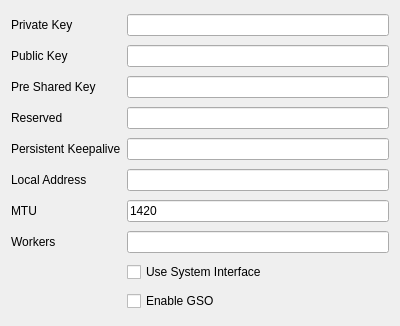
Old version of the form include/ui/profile/edit_wireguard.ui in the repository shengmo0210/Throne.
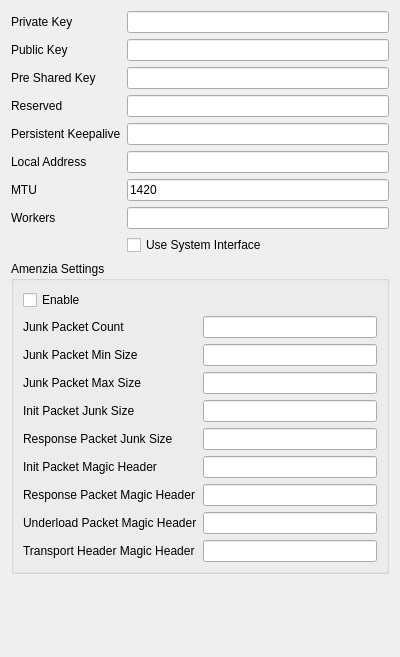
New version of the form.

Commit message: add amenzia wireguard support

The edit to the form file:
```diff
--- a/include/ui/profile/edit_wireguard.ui
+++ b/include/ui/profile/edit_wireguard.ui
@@ -7,108 +7,54 @@
     <x>0</x>
     <y>0</y>
     <width>400</width>
-    <height>326</height>
+    <height>657</height>
    </rect>
   </property>
   <property name="windowTitle">
    <string>EditWireguard</string>
   </property>
-  <layout class="QGridLayout" name="gridLayout">
-   <item row="3" column="1">
-    <widget class="QLineEdit" name="public_key"/>
+  <layout class="QFormLayout" name="formLayout_2">
+   <item row="0" column="0">
+    <widget class="QLabel" name="private_key_l">
+     <property name="text">
+      <string>Private Key</string>
+     </property>
+    </widget>
    </item>
-   <item row="3" column="0">
+   <item row="0" column="1">
+    <widget class="QLineEdit" name="private_key"/>
+   </item>
+   <item row="1" column="0">
     <widget class="QLabel" name="public_key_l">
      <property name="text">
       <string>Public Key</string>
      </property>
     </widget>
    </item>
-   <item row="5" column="1">
-    <widget class="QLineEdit" name="reserved"/>
+   <item row="1" column="1">
+    <widget class="QLineEdit" name="public_key"/>
    </item>
-   <item row="4" column="1">
-    <widget class="QLineEdit" name="preshared_key"/>
-   </item>
-   <item row="11" column="1">
-    <widget class="QCheckBox" name="enable_gso">
-     <property name="text">
-      <string>Enable GSO</string>
-     </property>
-    </widget>
-   </item>
-   <item row="4" column="0">
+   <item row="2" column="0">
     <widget class="QLabel" name="preshared_key_l">
      <property name="text">
       <string>Pre Shared Key</string>
      </property>
     </widget>
    </item>
-   <item row="7" column="1">
-    <widget class="QLineEdit" name="local_addr"/>
-   </item>
-   <item row="7" column="0">
-    <widget class="QLabel" name="local_addr_l">
-     <property name="toolTip">
-      <string>&lt;html&gt;&lt;head/&gt;&lt;body&gt;&lt;p&gt;comma seperated list of subnets&lt;/p&gt;&lt;/body&gt;&lt;/html&gt;</string>
-     </property>
-     <property name="text">
-      <string>Local Address</string>
-     </property>
-    </widget>
-   </item>
-   <item row="8" column="0">
-    <widget class="QLabel" name="mtu_l">
-     <property name="text">
-      <string>MTU</string>
-     </property>
-    </widget>
-   </item>
-   <item row="10" column="1">
-    <widget class="QCheckBox" name="sys_ifc">
-     <property name="text">
-      <string>Use System Interface</string>
-     </property>
-    </widget>
-   </item>
    <item row="2" column="1">
-    <widget class="QLineEdit" name="private_key"/>
+    <widget class="QLineEdit" name="preshared_key"/>
    </item>
-   <item row="2" column="0">
-    <widget class="QLabel" name="private_key_l">
-     <property name="text">
-      <string>Private Key</string>
-     </property>
-    </widget>
-   </item>
-   <item row="9" column="1">
-    <widget class="QLineEdit" name="workers"/>
-   </item>
-   <item row="9" column="0">
-    <widget class="QLabel" name="workers_l">
-     <property name="text">
-      <string>Workers</string>
-     </property>
-    </widget>
-   </item>
-   <item row="8" column="1">
-    <widget class="QLineEdit" name="mtu">
-     <property name="text">
-      <string>1420</string>
-     </property>
-    </widget>
-   </item>
-   <item row="5" column="0">
+   <item row="3" column="0">
     <widget class="QLabel" name="reserved_l">
      <property name="text">
       <string>Reserved</string>
      </property>
     </widget>
    </item>
-   <item row="6" column="1">
-    <widget class="QLineEdit" name="persistent_keepalive"/>
+   <item row="3" column="1">
+    <widget class="QLineEdit" name="reserved"/>
    </item>
-   <item row="6" column="0">
+   <item row="4" column="0">
     <widget class="QLabel" name="label">
      <property name="toolTip">
       <string>&lt;html&gt;&lt;head/&gt;&lt;body&gt;&lt;p&gt;persistent_keepalive_interval in seconds&lt;/p&gt;&lt;/body&gt;&lt;/html&gt;</string>
@@ -121,6 +67,159 @@
      </property>
     </widget>
    </item>
+   <item row="4" column="1">
+    <widget class="QLineEdit" name="persistent_keepalive"/>
+   </item>
+   <item row="5" column="0">
+    <widget class="QLabel" name="local_addr_l">
+     <property name="toolTip">
+      <string>&lt;html&gt;&lt;head/&gt;&lt;body&gt;&lt;p&gt;comma seperated list of subnets&lt;/p&gt;&lt;/body&gt;&lt;/html&gt;</string>
+     </property>
+     <property name="text">
+      <string>Local Address</string>
+     </property>
+    </widget>
+   </item>
+   <item row="5" column="1">
+    <widget class="QLineEdit" name="local_addr"/>
+   </item>
+   <item row="6" column="0">
+    <widget class="QLabel" name="mtu_l">
+     <property name="text">
+      <string>MTU</string>
+     </property>
+    </widget>
+   </item>
+   <item row="6" column="1">
+    <widget class="QLineEdit" name="mtu">
+     <property name="text">
+      <string>1420</string>
+     </property>
+    </widget>
+   </item>
+   <item row="7" column="0">
+    <widget class="QLabel" name="workers_l">
+     <property name="text">
+      <string>Workers</string>
+     </property>
+    </widget>
+   </item>
+   <item row="7" column="1">
+    <widget class="QLineEdit" name="workers"/>
+   </item>
+   <item row="8" column="1">
+    <widget class="QCheckBox" name="sys_ifc">
+     <property name="text">
+      <string>Use System Interface</string>
+     </property>
+    </widget>
+   </item>
+   <item row="9" column="0" colspan="2">
+    <widget class="QGroupBox" name="groupBox">
+     <property name="title">
+      <string>Amenzia Settings</string>
+     </property>
+     <layout class="QFormLayout" name="formLayout">
+      <item row="0" column="0">
+       <widget class="QCheckBox" name="enable_amenzia">
+        <property name="text">
+         <string>Enable</string>
+        </property>
+       </widget>
+      </item>
+      <item row="1" column="1">
+       <widget class="QLineEdit" name="junk_packet_count"/>
+      </item>
+      <item row="1" column="0">
+       <widget class="QLabel" name="label_2">
+        <property name="text">
+         <string>Junk Packet Count</string>
+        </property>
+       </widget>
+      </item>
+      <item row="2" column="1">
+       <widget class="QLineEdit" name="junk_packet_min_size"/>
+      </item>
+      <item row="2" column="0">
+       <widget class="QLabel" name="label_3">
+        <property name="text">
+         <string>Junk Packet Min Size</string>
+        </property>
+       </widget>
+      </item>
+      <item row="3" column="0">
+       <widget class="QLabel" name="label_4">
+        <property name="text">
+         <string>Junk Packet Max Size</string>
+        </property>
+       </widget>
+      </item>
+      <item row="3" column="1">
+       <widget class="QLineEdit" name="junk_packet_max_size"/>
+      </item>
+      <item row="4" column="0">
+       <widget class="QLabel" name="label_5">
+        <property name="text">
+         <string>Init Packet Junk Size</string>
+        </property>
+       </widget>
+      </item>
+      <item row="4" column="1">
+       <widget class="QLineEdit" name="init_packet_junk_size"/>
+      </item>
+      <item row="5" column="0">
+       <widget class="QLabel" name="label_6">
+        <property name="text">
+         <string>Response Packet Junk Size</string>
+        </property>
+       </widget>
+      </item>
+      <item row="5" column="1">
+       <widget class="QLineEdit" name="response_packet_junk_size"/>
+      </item>
+      <item row="6" column="0">
+       <widget class="QLabel" name="label_7">
+        <property name="text">
+         <string>Init Packet Magic Header</string>
+        </property>
+       </widget>
+      </item>
+      <item row="6" column="1">
+       <widget class="QLineEdit" name="init_packet_magic_header"/>
+      </item>
+      <item row="7" column="0">
+       <widget class="QLabel" name="label_8">
+        <property name="text">
+         <string>Response Packet Magic Header</string>
+        </property>
+       </widget>
+      </item>
+      <item row="7" column="1">
+       <widget class="QLineEdit" name="response_packet_magic_header"/>
+      </item>
+      <item row="8" column="0">
+       <widget class="QLabel" name="label_9">
+        <property name="text">
+         <string>Underload Packet Magic Header</string>
+        </property>
+       </widget>
+      </item>
+      <item row="8" column="1">
+       <widget class="QLineEdit" name="underload_packet_magic_header"/>
+      </item>
+      <item row="9" column="0">
+       <widget class="QLabel" name="label_10">
+        <property name="text">
+         <string>Transport Header Magic Header</string>
+        </property>
+       </widget>
+      </item>
+      <item row="9" column="1">
+       <widget class="QLineEdit" name="transport_packet_magic_header"/>
+      </item>
+     </layout>
+    </widget>
+   </item>
   </layout>
  </widget>
  <resources/>
```
The commit also changes 8 other files.
